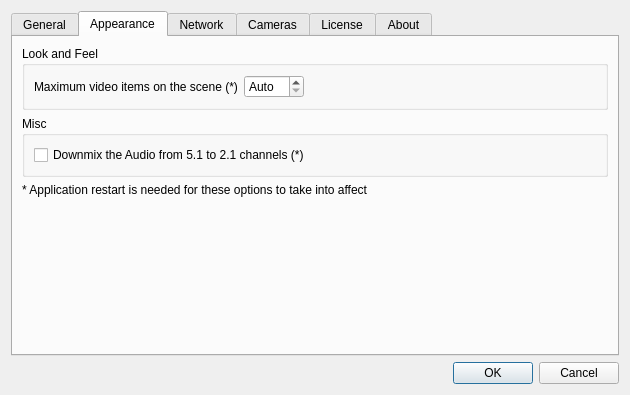
networkoptix/nx_open, file src/preferences.ui: the form before one commit.
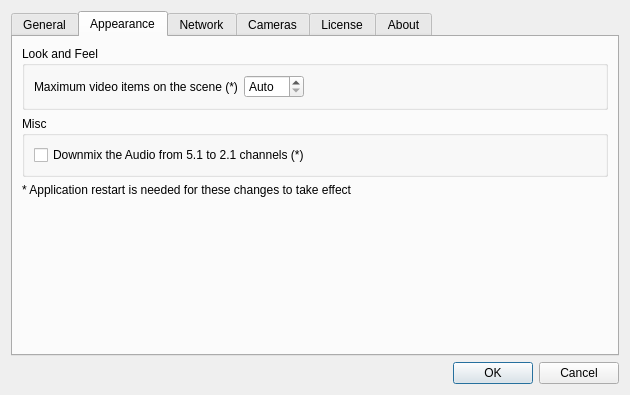
The form after the commit. The open tabs and pages were chosen to show the change.

Commit message:
Feature #152: add more global settings
<==== Mercurial data ====>
Branch: master

What changed in the file:
```diff
--- a/src/preferences.ui
+++ b/src/preferences.ui
@@ -223,7 +223,7 @@
        <item>
         <widget class="QLabel" name="restartIsNeededWarningLabel">
          <property name="text">
-          <string>* Application restart is needed for these options to take into affect</string>
+          <string>* Application restart is needed for these changes to take effect</string>
          </property>
         </widget>
        </item>
```
The commit also changes 1 other file.
